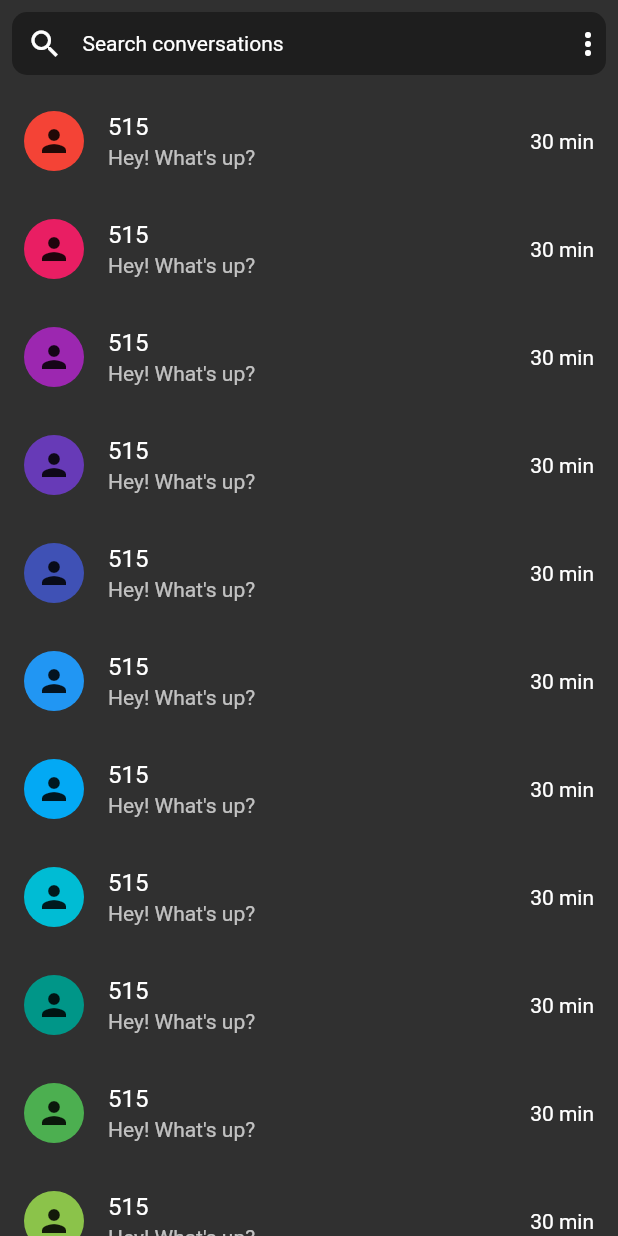
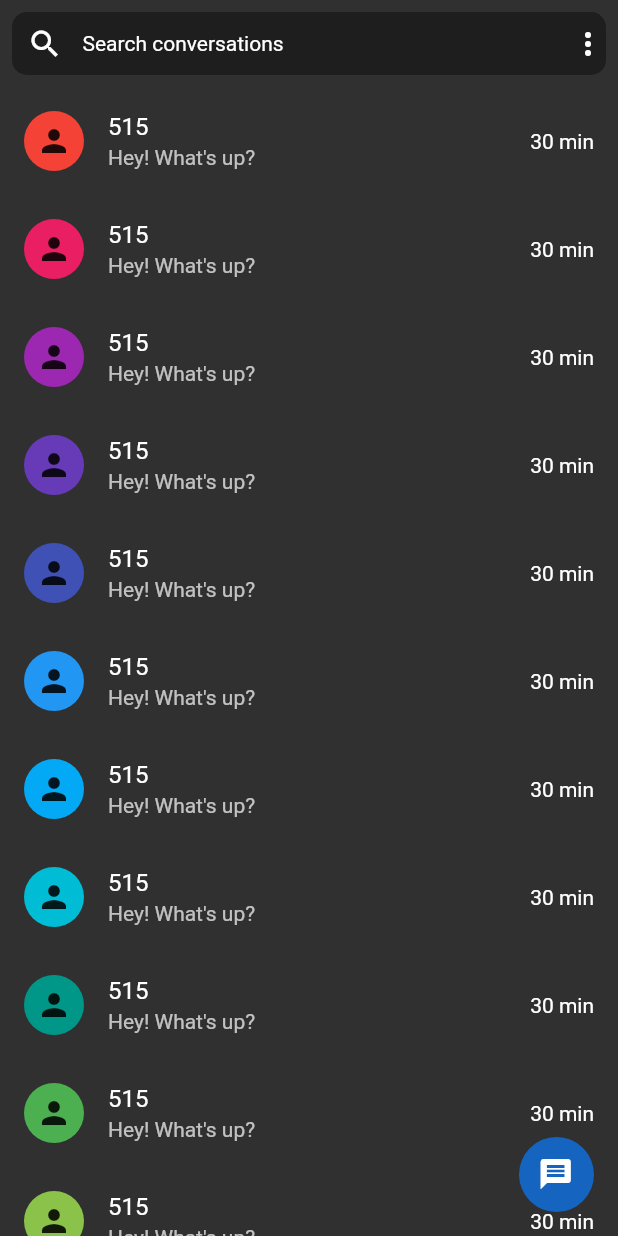
Before and after one commit to s7Thiago/flutter_transform_animations, a Flutter app: the AndroidMessagesAnimation screen opened directly, on a phone screen of 412 x 824 dp. Run offline on Flutter 3.47's test engine with Material 2 defaults, Android fonts, the phone set to English and light mode, and no system bars; our stand-ins replace dio.

Commit message:
Criando FAB que muda de largura quando clicado

```diff
--- a/lib/pages/android_messages_animation/android_messages_animation.dart
+++ b/lib/pages/android_messages_animation/android_messages_animation.dart
@@ -1,7 +1,15 @@
 import 'package:flutter/material.dart';
 
-class AndroidMessagesAnimation extends StatelessWidget {
+class AndroidMessagesAnimation extends StatefulWidget {
   const AndroidMessagesAnimation({Key? key}) : super(key: key);
+
+  @override
+  State<AndroidMessagesAnimation> createState() =>
+      _AndroidMessagesAnimationState();
+}
+
+class _AndroidMessagesAnimationState extends State<AndroidMessagesAnimation> {
+  bool expanded = false;
 
   @override
   Widget build(BuildContext context) {
@@ -11,6 +19,14 @@ class AndroidMessagesAnimation extends StatelessWidget {
         // appBar: AppBar(
         //   title: const Text('Android messages animation'),
         // ),
+        floatingActionButton: _AndroidMessagesFAB(
+          expanded: expanded,
+          onTap: () {
+            setState(() {
+              expanded = !expanded;
+            });
+          },
+        ),
         body: SafeArea(
           child: Column(
             children: [
@@ -71,3 +87,54 @@ class _AndroidMessageItem extends StatelessWidget {
     );
   }
 }
+
+const _duration = Duration(milliseconds: 400);
+const _minSize = 50.0;
+const _maxSize = 150.0;
+const _iconSize = 25.0;
+
+class _AndroidMessagesFAB extends StatelessWidget {
+  final bool expanded;
+  final VoidCallback? onTap;
+
+  const _AndroidMessagesFAB({
+    Key? key,
+    this.expanded = true,
+    this.onTap,
+  }) : super(key: key);
+
+  @override
+  Widget build(BuildContext context) {
+    const position = _minSize / 2 - _iconSize / 2;
+    return GestureDetector(
+      onTap: onTap,
+      child: AnimatedContainer(
+        curve: Curves.easeInOutQuart,
+        duration: _duration,
+        width: expanded ? _maxSize : _minSize,
+        height: _minSize,
+        decoration: BoxDecoration(
+          color: Colors.blue[800],
+          borderRadius: BorderRadius.circular(_minSize * .5),
+        ),
+        child: Stack(
+          children: const [
+            Positioned(
+              left: position,
+              top: position,
+              child: Icon(Icons.message),
+            ),
+            Positioned(
+              left: position + 1.5 * _iconSize,
+              top: position + 2,
+              child: Text(
+                'Start chat',
+                style: TextStyle(fontSize: 18),
+              ),
+            ),
+          ],
+        ),
+      ),
+    );
+  }
+}
```
